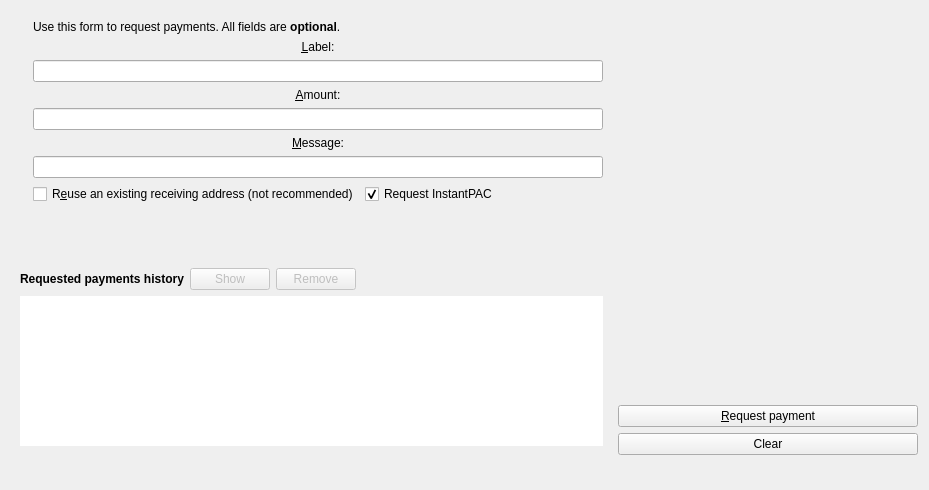
PACCommunity/PAC, file src/qt/forms/receivecoinsdialog.ui: the form before one commit.
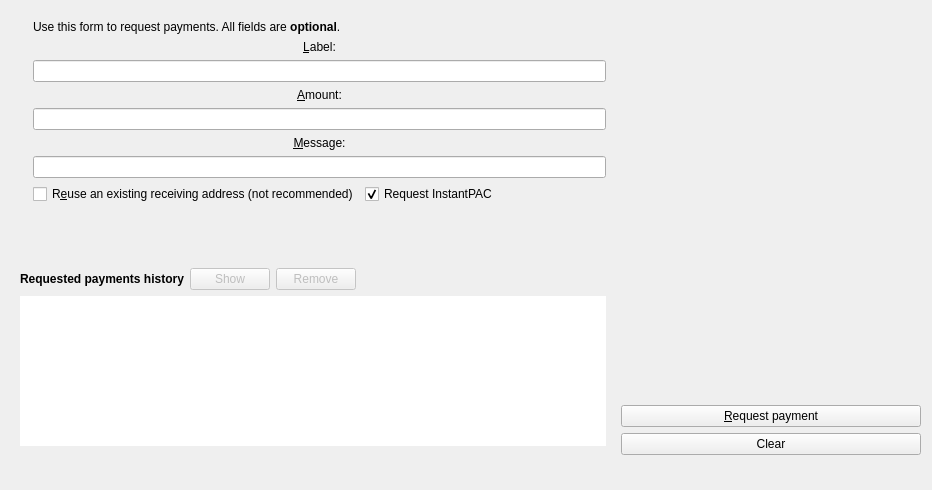
The form after the commit. Custom widgets are drawn as their Qt base class.

What changed in the file:
```diff
--- a/src/qt/forms/receivecoinsdialog.ui
+++ b/src/qt/forms/receivecoinsdialog.ui
@@ -6,7 +6,7 @@
    <rect>
     <x>0</x>
     <y>0</y>
-    <width>929</width>
+    <width>932</width>
     <height>490</height>
    </rect>
   </property>
```
Left out of the diff: 9 changed lines with no effect on the pictures.
